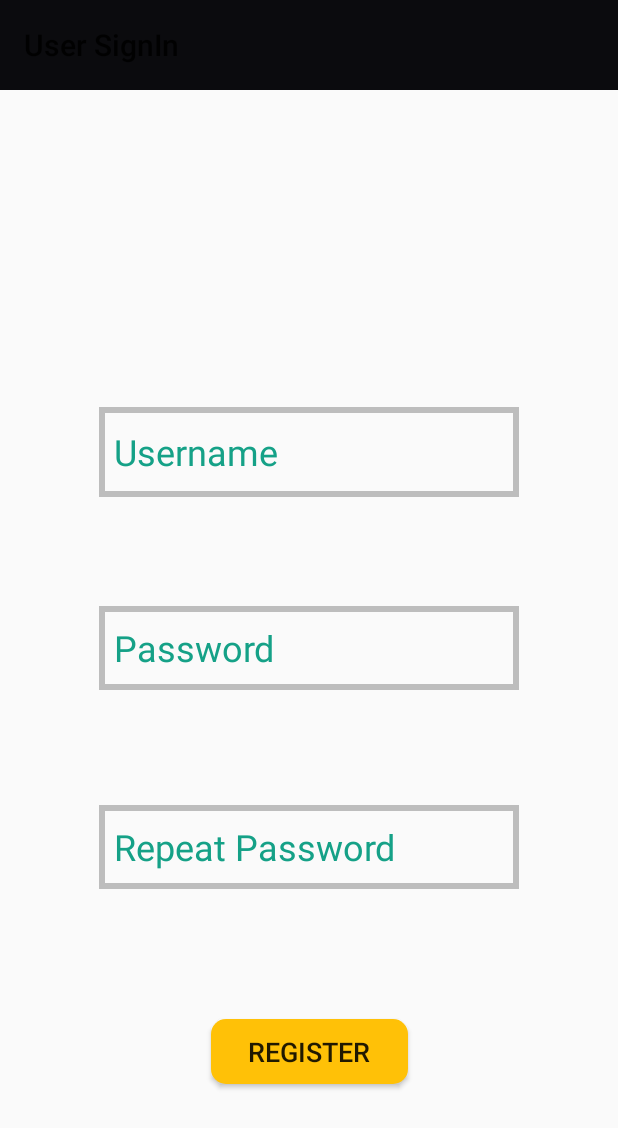
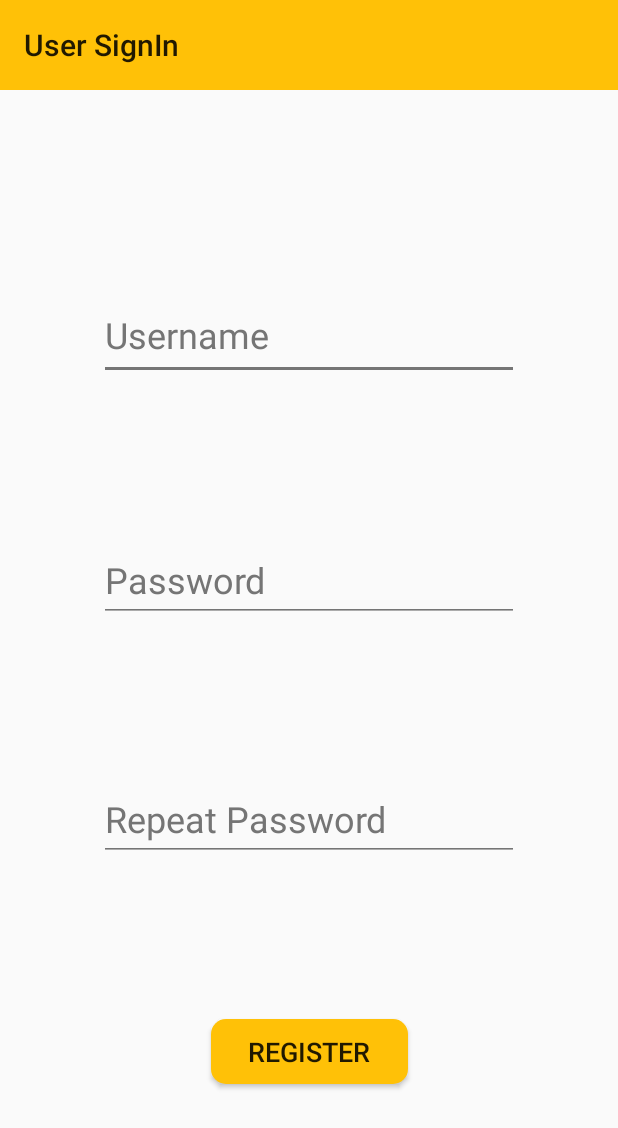
Before and after one commit to fr-me-jim/Android-Calculator, an Android app: the Register screen opened directly, with no data from a screen before it, on a phone screen of 412 x 824 dp. Shown: the top 1128 px of the screen. Run offline under Robolectric (Android 15) with nearby library versions, the phone set to English and light mode, and no system bars.

Commit message:
New Colors + Pref

```diff
--- a/Calculator/app/src/main/res/layout/activity_register.xml
+++ b/Calculator/app/src/main/res/layout/activity_register.xml
@@ -10,7 +10,7 @@
         android:id="@+id/toolbar"
         android:layout_width="match_parent"
         android:layout_height="60dp"
-        android:background="#0b0b0e"
+        android:background="@color/colorPrimary"
         android:minHeight="?attr/actionBarSize"
         app:layout_constraintEnd_toEndOf="parent"
         app:layout_constraintStart_toStartOf="parent"
@@ -24,17 +24,17 @@
         android:layout_marginEnd="8dp"
         android:layout_marginStart="8dp"
         android:layout_marginTop="8dp"
-        android:background="@drawable/border_background"
         android:ems="10"
         android:hint="Username"
         android:inputType="textPersonName"
-        android:textColorHint="#15a187"
+        android:textColorHint="@color/secondary_text"
         android:textSize="24sp"
+        android:backgroundTint="@color/secondary_text"
         app:layout_constraintBottom_toBottomOf="parent"
         app:layout_constraintEnd_toEndOf="parent"
         app:layout_constraintStart_toStartOf="parent"
         app:layout_constraintTop_toTopOf="@+id/toolbar"
-        app:layout_constraintVertical_bias="0.352"  />
+        app:layout_constraintVertical_bias="0.248" />
 
     <EditText
         android:id="@+id/nPass"
@@ -43,17 +43,17 @@
         android:layout_marginEnd="8dp"
         android:layout_marginStart="8dp"
         android:layout_marginTop="8dp"
-        android:background="@drawable/border_background"
         android:ems="10"
         android:hint="Password"
         android:inputType="textPassword"
-        android:textColorHint="#15a187"
+        android:textColorHint="@color/secondary_text"
         android:textSize="24sp"
+        android:backgroundTint="@color/secondary_text"
         app:layout_constraintBottom_toBottomOf="parent"
         app:layout_constraintEnd_toEndOf="parent"
         app:layout_constraintStart_toStartOf="parent"
         app:layout_constraintTop_toTopOf="parent"
-        app:layout_constraintVertical_bias="0.521" />
+        app:layout_constraintVertical_bias="0.461" />
 
     <EditText
         android:id="@+id/rPass"
@@ -63,17 +63,17 @@
         android:layout_marginEnd="8dp"
         android:layout_marginStart="8dp"
         android:layout_marginTop="8dp"
-        android:background="@drawable/border_background"
         android:ems="10"
         android:hint="Repeat Password"
         android:inputType="textPassword"
-        android:textColorHint="#15a187"
+        android:textColorHint="@color/secondary_text"
         android:textSize="24sp"
+        android:backgroundTint="@color/secondary_text"
         app:layout_constraintBottom_toBottomOf="parent"
         app:layout_constraintEnd_toEndOf="parent"
         app:layout_constraintStart_toStartOf="parent"
         app:layout_constraintTop_toTopOf="parent"
-        app:layout_constraintVertical_bias="0.703" />
+        app:layout_constraintVertical_bias="0.678" />
 
     <Button
         android:id="@+id/register"
--- a/Calculator/app/src/main/res/values/colors.xml
+++ b/Calculator/app/src/main/res/values/colors.xml
@@ -1,6 +1,6 @@
 <?xml version="1.0" encoding="utf-8"?>
 <resources>
-    <color name="colorPrimary">#FFC107</color>
+    <color name="colorPrimary">#ffc107</color>
     <color name="colorPrimaryDark">#FFA000</color>
     <color name="colorPrimaryLight">#FFECB3</color>
     <color name="accent">#9E9E9E</color>
```
Also changed, not shown: Calculator/app/src/main/java/com/jediupc/calculator/Register.java (+30 -7 lines), Calculator/app/src/main/java/com/jediupc/calculator/User.java (+13 -6 lines).
